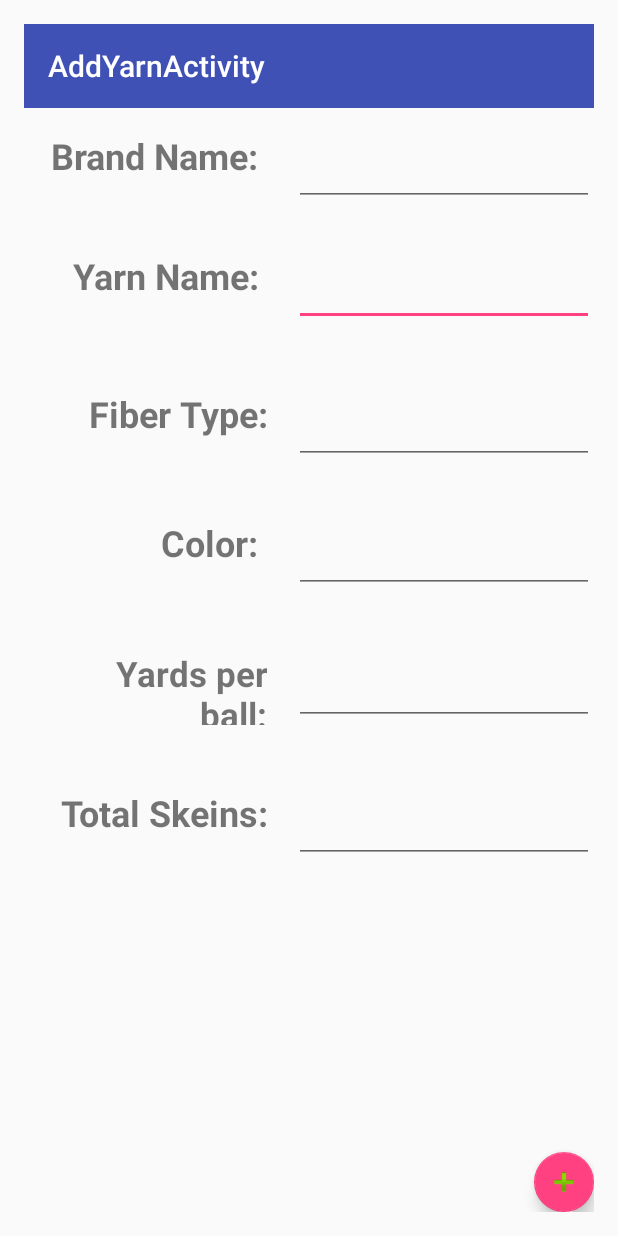
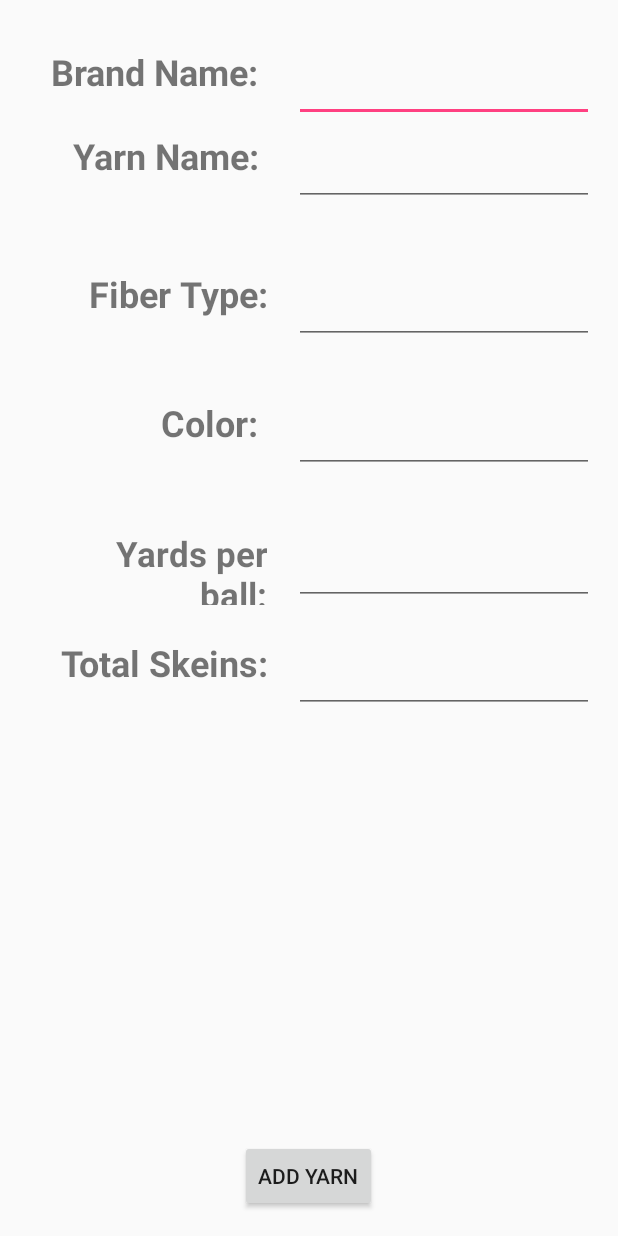
Before and after one commit to kw531/Stash, an Android app: the screen it shows after launch (AddYarnActivity), in the options menu, after a tap on "Add Yarn", on a phone screen of 412 x 824 dp. Run offline under Robolectric (Android 15) with nearby library versions, the phone set to English and light mode, and no system bars.

Commit message:
Fixed Database read issue, Add Yarn is functioning correctly

```diff
--- a/Stash/app/src/main/java/com/example/kati/stash/AddYarnActivity.java
+++ b/Stash/app/src/main/java/com/example/kati/stash/AddYarnActivity.java
@@ -1,29 +1,57 @@
 package com.example.kati.stash;
 
 import android.os.Bundle;
-import android.support.design.widget.FloatingActionButton;
-import android.support.design.widget.Snackbar;
 import android.support.v7.app.AppCompatActivity;
-import android.support.v7.widget.Toolbar;
 import android.view.View;
+import android.widget.Button;
+import android.widget.EditText;
+import android.widget.Toast;
+
+import static com.example.kati.stash.R.id.et_add_Color;
+
 
 public class AddYarnActivity extends AppCompatActivity {
+    EditText brandName;
+    EditText yarnName;
+    EditText color;
+    EditText fiber;
+    EditText yardage;
+    EditText balls;
+    DBHandler db;
+    Button add;
 
     @Override
     protected void onCreate(Bundle savedInstanceState) {
         super.onCreate(savedInstanceState);
+        db = new DBHandler(this);
         setContentView(R.layout.activity_add_yarn);
-        Toolbar toolbar = (Toolbar) findViewById(R.id.toolbar);
-        setSupportActionBar(toolbar);
+        brandName = (EditText) findViewById(R.id.et_add_BrandName);
+        yarnName = (EditText) findViewById(R.id.et_add_YarnName);
+        color = (EditText) findViewById(et_add_Color);
+        fiber = (EditText) findViewById(R.id.et_add_Fiber);
+        yardage = (EditText) findViewById(R.id.et_add_yardage);
+        balls = (EditText) findViewById(R.id.et_add_TotalBalls);
 
-        FloatingActionButton fab = (FloatingActionButton) findViewById(R.id.fab);
-        fab.setOnClickListener(new View.OnClickListener() {
+        add=(Button) findViewById(R.id.AddYarn);
+
+        add.setOnClickListener(new View.OnClickListener() {
             @Override
             public void onClick(View view) {
-                Snackbar.make(view, "Replace with your own action", Snackbar.LENGTH_LONG)
-                        .setAction("Action", null).show();
+                if(brandName.length()!= 0 && fiber.length()!= 0 && color.length()!= 0 &&
+                        yarnName.length()!= 0 && balls.length()!= 0 ) {
+                    db.addYarn(new Yarn(db.findLastID() + 1,
+                            brandName.getText().toString(),
+                            yarnName.getText().toString(),
+                            color.getText().toString(),
+                            fiber.getText().toString(),
+                            Double.parseDouble(balls.getText().toString()),
+                            Double.parseDouble(balls.getText().toString())));
+                    Toast.makeText(AddYarnActivity.this, "Successfully Added",Toast.LENGTH_LONG).show();
+                    finish();
+                }else{
+                    Toast.makeText(AddYarnActivity.this, "You're missing something...",Toast.LENGTH_LONG).show();
+                }
             }
         });
     }
-
 }
--- a/Stash/app/src/main/java/com/example/kati/stash/DBHandler.java
+++ b/Stash/app/src/main/java/com/example/kati/stash/DBHandler.java
@@ -86,7 +86,7 @@ public class DBHandler extends SQLiteOpenHelper {
     public void addYarn(Yarn yarn) {
         SQLiteDatabase db = this.getWritableDatabase();
         ContentValues values = new ContentValues();
-
+        values.put(KEY_ID,yarn.getID());
         values.put(KEY_BRAND_NAME, yarn.getBrandName()); // Yarn Brand Name
         db.insert(TABLE_NAME, null, values);
         values.put(KEY_YARN_NAME, yarn.getYarnName()); // Yarn Name
@@ -99,7 +99,6 @@ public class DBHandler extends SQLiteOpenHelper {
         db.insert(TABLE_NAME, null, values);
         values.put(KEY_YARDAGE, yarn.getYardage()); // Yarn yardage
         db.insert(TABLE_NAME, null, values);
-       // db.close(); // Closing database connection
     }
 
     // Getting one yarn
@@ -150,7 +149,7 @@ public class DBHandler extends SQLiteOpenHelper {
     }
 
     // Getting yarn Count
-    public Cursor getYarnCount() {
+    public Cursor getCursor() {
         String countQuery = "SELECT * FROM " + TABLE_NAME;
         SQLiteDatabase db = this.getReadableDatabase();
         Cursor cursor = db.rawQuery(countQuery, null);
@@ -193,5 +192,12 @@ public class DBHandler extends SQLiteOpenHelper {
         db.delete(TABLE_NAME, null, null);
         db.close();
     }
+    public int findLastID() {
+        String countQuery = "SELECT * FROM " + TABLE_NAME;
+        SQLiteDatabase db = this.getReadableDatabase();
+        Cursor cursor = db.rawQuery(countQuery, null);
+        // return count
+        return cursor.getCount();
+    }
 
 }
--- a/Stash/app/src/main/java/com/example/kati/stash/MainActivity.java
+++ b/Stash/app/src/main/java/com/example/kati/stash/MainActivity.java
@@ -24,36 +24,24 @@ import static android.R.id.list;
 import static android.view.View.Y;
 
 public class MainActivity extends AppCompatActivity {
+    DBHandler myDB = new DBHandler(this);
 
     @Override
     protected void onCreate(Bundle savedInstanceState) {
         super.onCreate(savedInstanceState);
         setContentView(R.layout.activity_main);
-        DBHandler myDB = new DBHandler(this);
+        myDB.deleteAllYarn();
         myDB.addYarn(new Yarn(1,"Red Heart","Comfy","Red","100% Acrylic",5.3,400.0));
         myDB.addYarn(new Yarn(2,"Baron","Comfy","Blue","100% Acrylic",3,400.0));
         myDB.addYarn(new Yarn(3,"Knit Picks","Lux","Purple","100% Silk",2,50));
-
-        ListView listView = (ListView) findViewById(R.id.listView);
-
-        ArrayList<String> theList = new ArrayList<>();
-
-        Cursor data = myDB.getYarnCount();
-
-        if(data.getCount()==0){
-            Toast.makeText(this, "There are no contents in this list!",Toast.LENGTH_LONG).show();
-        }else{
-            while(data.moveToNext()){
-                theList.add(data.getString(1));
-                ListAdapter listAdapter=new ArrayAdapter<>(this, android.R.layout.simple_expandable_list_item_1, theList);
-                listView.setAdapter(listAdapter);
-            }
-        }
-
-        myDB.deleteAllYarn();
-
+        refreshDB();
     }
 
+    @Override
+    public void onRestart(){
+        super.onRestart();
+        refreshDB();
+    }
 
     @Override
     public boolean onCreateOptionsMenu(Menu menu) {
@@ -76,4 +64,23 @@ public class MainActivity extends AppCompatActivity {
         }
     }
 
+    public void refreshDB(){
+
+        ListView listView = (ListView) findViewById(R.id.listView);
+
+        ArrayList<String> theList = new ArrayList<>();
+
+        Cursor data = myDB.getCursor();
+        Toast.makeText(this, "count:"+data.getCount(),Toast.LENGTH_LONG).show();
+        if(data.getCount()==0){
+            Toast.makeText(this, "There are no contents in this list!",Toast.LENGTH_LONG).show();
+        }else{
+            while(data.moveToNext()){
+                theList.add(data.getString(1));
+                ListAdapter listAdapter=new ArrayAdapter<>(this, android.R.layout.simple_expandable_list_item_1, theList);
+                listView.setAdapter(listAdapter);
+            }
+        }
+    }
+
 }
--- a/Stash/app/src/main/res/layout/activity_add_yarn.xml
+++ b/Stash/app/src/main/res/layout/activity_add_yarn.xml
@@ -1,6 +1,5 @@
 <?xml version="1.0" encoding="utf-8"?>
 <RelativeLayout xmlns:android="http://schemas.android.com/apk/res/android"
-    xmlns:app="http://schemas.android.com/apk/res-auto"
     xmlns:tools="http://schemas.android.com/tools"
     android:id="@+id/activity_about"
     android:layout_width="match_parent"
@@ -11,29 +10,30 @@
     android:paddingTop="@dimen/activity_vertical_margin"
     tools:context="com.example.kati.stash.about">
 
-    <android.support.v7.widget.Toolbar
-        android:layout_width="match_parent"
-        android:layout_height="wrap_content"
-        android:background="?attr/colorPrimary"
-        android:theme="?attr/actionBarTheme"
-        android:minHeight="?attr/actionBarSize"
-        android:id="@+id/toolbar"
-        android:layout_alignParentStart="true" />
-
-    <android.support.design.widget.FloatingActionButton
+    <Button
+        android:text="Add Yarn"
         android:layout_width="wrap_content"
         android:layout_height="wrap_content"
-        android:clickable="true"
-        app:fabSize="mini"
-        app:srcCompat="@android:drawable/ic_input_add"
         android:layout_alignParentBottom="true"
-        android:layout_alignParentEnd="true"
-        android:id="@+id/fab" />
+        android:layout_centerHorizontal="true"
+        android:id="@+id/AddYarn" />
 
     <RelativeLayout
         android:layout_width="match_parent"
         android:layout_height="match_parent"
-        android:layout_below="@+id/toolbar">
+        android:layout_alignParentBottom="true"
+        android:layout_alignParentStart="true">
+
+        <EditText
+            android:layout_width="200sp"
+            android:layout_height="50sp"
+            android:inputType="text"
+            android:ems="10"
+            android:id="@+id/et_add_BrandName"
+            android:textSize="24sp"
+            android:layout_alignParentTop="true"
+            android:layout_alignParentEnd="true"
+            android:layout_marginTop="15dp" />
 
         <EditText
             android:layout_width="200sp"
@@ -50,7 +50,7 @@
         <EditText
             android:layout_width="200sp"
             android:layout_height="50sp"
-            android:inputType="textPersonName"
+            android:inputType="text"
             android:ems="10"
             android:id="@+id/et_add_Fiber"
             android:textSize="24sp"
@@ -113,18 +113,6 @@
             android:layout_alignParentEnd="true" />
 
         <TextView
-            android:text="Total Skeins:"
-            android:layout_width="150dp"
-            android:layout_height="50sp"
-            android:id="@+id/tv_add_BallCount"
-            android:textSize="24sp"
-            android:textStyle="normal|bold"
-            android:layout_marginTop="42dp"
-            android:layout_below="@+id/et_add_yardage"
-            android:layout_alignStart="@+id/tv_add_Yardage"
-            android:textAlignment="textEnd" />
-
-        <TextView
             android:layout_height="50sp"
             android:id="@+id/tv_add_Yardage"
             android:textSize="23sp"
@@ -136,16 +124,31 @@
             android:layout_below="@+id/et_add_Color"
             android:layout_alignStart="@+id/tv_add_Color" />
 
-        <EditText
-            android:layout_width="200sp"
+
+
+        <TextView
+            android:text="Total Skeins:"
+            android:layout_width="150dp"
             android:layout_height="50sp"
-            android:inputType="text"
-            android:ems="10"
-            android:id="@+id/et_add_BrandName"
+            android:id="@+id/tv_add_BallCount"
             android:textSize="24sp"
-            android:layout_alignParentTop="true"
-            android:layout_alignParentEnd="true"
-            android:layout_marginTop="15dp" />
+            android:textStyle="normal|bold"
+            android:layout_marginTop="22dp"
+            android:textAlignment="textEnd"
+            android:layout_below="@+id/tv_add_Yardage"
+            android:layout_alignStart="@+id/tv_add_Yardage" />
+
+        <TextView
+            android:text="Yarn Name: "
+            android:layout_width="150sp"
+            android:layout_height="50sp"
+            android:id="@+id/tv_add_YarnName"
+            android:textSize="24sp"
+            android:textStyle="normal|bold"
+            android:layout_marginTop="6dp"
+            android:textAlignment="textEnd"
+            android:layout_below="@+id/tv_add_BrandName"
+            android:layout_alignStart="@+id/tv_add_Fiber" />
 
         <TextView
             android:text="Brand Name: "
@@ -157,18 +160,6 @@
             android:textAlignment="textEnd"
             android:layout_alignTop="@+id/et_add_BrandName"
             android:layout_alignStart="@+id/tv_add_YarnName" />
-
-        <TextView
-            android:text="Yarn Name: "
-            android:layout_width="150sp"
-            android:layout_height="50sp"
-            android:id="@+id/tv_add_YarnName"
-            android:textSize="24sp"
-            android:textStyle="normal|bold"
-            android:layout_marginTop="30dp"
-            android:textAlignment="textEnd"
-            android:layout_below="@+id/tv_add_BrandName"
-            android:layout_alignStart="@+id/tv_add_Fiber" />
     </RelativeLayout>
 
 </RelativeLayout>
```
